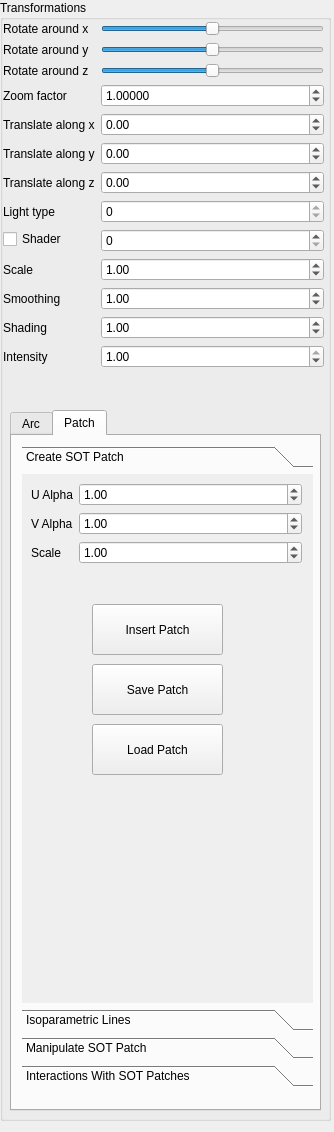
Moenish/II_II-CAGD, file Labor/GUI/SideWidget.ui: the form before one commit.
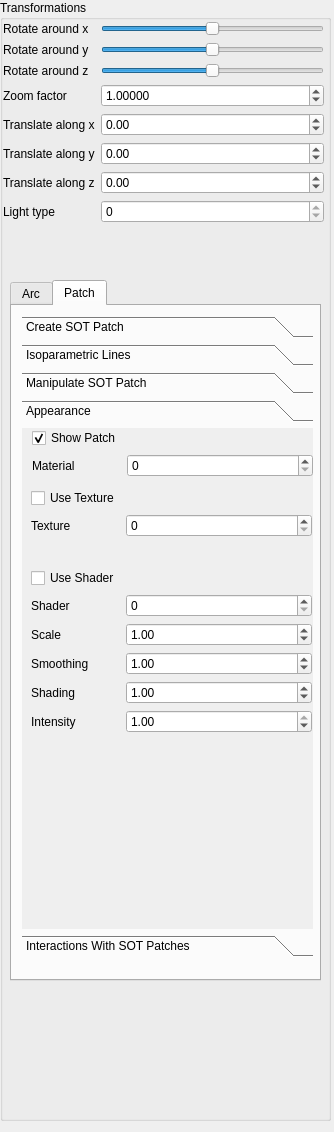
The form after the commit. The open tabs and pages were chosen to show the change.

Diff of the .ui file:
```diff
--- a/Labor/GUI/SideWidget.ui
+++ b/Labor/GUI/SideWidget.ui
@@ -43,7 +43,7 @@
       <x>3</x>
       <y>21</y>
       <width>321</width>
-      <height>436</height>
+      <height>251</height>
      </rect>
     </property>
     <layout class="QFormLayout" name="formLayout">
@@ -217,98 +217,6 @@
        </property>
       </widget>
      </item>
-     <item row="8" column="0">
-      <widget class="QCheckBox" name="doShader">
-       <property name="text">
-        <string>Shader</string>
-       </property>
-      </widget>
-     </item>
-     <item row="8" column="1">
-      <widget class="QSpinBox" name="shaderSelector">
-       <property name="maximum">
-        <number>3</number>
-       </property>
-      </widget>
-     </item>
-     <item row="9" column="1">
-      <widget class="QDoubleSpinBox" name="shader_scale">
-       <property name="singleStep">
-        <double>0.010000000000000</double>
-       </property>
-       <property name="value">
-        <double>1.000000000000000</double>
-       </property>
-      </widget>
-     </item>
-     <item row="10" column="1">
-      <widget class="QDoubleSpinBox" name="shader_smoothing">
-       <property name="singleStep">
-        <double>0.010000000000000</double>
-       </property>
-       <property name="value">
-        <double>1.000000000000000</double>
-       </property>
-      </widget>
-     </item>
-     <item row="11" column="1">
-      <widget class="QDoubleSpinBox" name="shader_shading">
-       <property name="singleStep">
-        <double>0.010000000000000</double>
-       </property>
-       <property name="value">
-        <double>1.000000000000000</double>
-       </property>
-      </widget>
-     </item>
-     <item row="9" column="0">
-      <widget class="QLabel" name="shader_label_8">
-       <property name="text">
-        <string>Scale</string>
-       </property>
-      </widget>
-     </item>
-     <item row="10" column="0">
-      <widget class="QLabel" name="shader_label_9">
-       <property name="text">
-        <string>Smoothing</string>
-       </property>
-      </widget>
-     </item>
-     <item row="11" column="0">
-      <widget class="QLabel" name="shader_label_10">
-       <property name="text">
-        <string>Shading</string>
-       </property>
-      </widget>
-     </item>
-     <item row="12" column="1">
-      <widget class="QDoubleSpinBox" name="shader_intensity">
-       <property name="maximum">
-        <double>1.000000000000000</double>
-       </property>
-       <property name="singleStep">
-        <double>0.010000000000000</double>
-       </property>
-       <property name="value">
-        <double>1.000000000000000</double>
-       </property>
-      </widget>
-     </item>
-     <item row="12" column="0">
-      <widget class="QLabel" name="shader_label_11">
-       <property name="text">
-        <string>Intensity</string>
-       </property>
-      </widget>
-     </item>
-     <item row="7" column="1">
-      <widget class="QSpinBox" name="light_spin_box">
-       <property name="maximum">
-        <number>0</number>
-       </property>
-      </widget>
-     </item>
      <item row="7" column="0">
       <widget class="QLabel" name="label_8">
        <property name="text">
@@ -316,13 +224,20 @@
        </property>
       </widget>
      </item>
+     <item row="7" column="1">
+      <widget class="QSpinBox" name="light_spin_box">
+       <property name="maximum">
+        <number>0</number>
+       </property>
+      </widget>
+     </item>
     </layout>
    </widget>
    <widget class="QTabWidget" name="page_tabs">
     <property name="geometry">
      <rect>
       <x>10</x>
-      <y>410</y>
+      <y>280</y>
       <width>311</width>
       <height>701</height>
      </rect>
@@ -352,7 +267,7 @@
          <x>0</x>
          <y>0</y>
          <width>291</width>
-         <height>476</height>
+         <height>491</height>
         </rect>
        </property>
        <attribute name="label">
@@ -462,7 +377,7 @@
          <x>0</x>
          <y>0</y>
          <width>291</width>
-         <height>476</height>
+         <height>491</height>
         </rect>
        </property>
        <attribute name="label">
@@ -703,7 +618,7 @@
          <x>0</x>
          <y>0</y>
          <width>291</width>
-         <height>476</height>
+         <height>491</height>
         </rect>
        </property>
        <attribute name="label">
@@ -773,7 +688,7 @@
          <x>0</x>
          <y>0</y>
          <width>291</width>
-         <height>501</height>
+         <height>491</height>
         </rect>
        </property>
        <attribute name="label">
@@ -1054,8 +969,8 @@
         <rect>
          <x>0</x>
          <y>0</y>
-         <width>100</width>
-         <height>30</height>
+         <width>291</width>
+         <height>491</height>
         </rect>
        </property>
        <attribute name="label">
@@ -1065,7 +980,7 @@
         <property name="geometry">
          <rect>
           <x>70</x>
-          <y>450</y>
+          <y>290</y>
           <width>131</width>
           <height>51</height>
          </rect>
@@ -1078,20 +993,13 @@
         <property name="geometry">
          <rect>
           <x>10</x>
-          <y>120</y>
+          <y>90</y>
           <width>271</width>
-          <height>323</height>
+          <height>191</height>
          </rect>
         </property>
         <layout class="QFormLayout" name="patchManipulationFormLayout_Positions">
-         <item row="1" column="0">
-          <widget class="QLabel" name="patchManipulateLabel_X">
-           <property name="text">
-            <string>X</string>
-           </property>
-          </widget>
-         </item>
-         <item row="1" column="1">
+         <item row="0" column="1">
           <widget class="QDoubleSpinBox" name="patchManipulateDSpinBox_X">
            <property name="minimum">
             <double>-99.989999999999995</double>
@@ -1101,14 +1009,14 @@
            </property>
           </widget>
          </item>
-         <item row="2" column="0">
-          <widget class="QLabel" name="patchManipulateLabel_Y">
+         <item row="0" column="0">
+          <widget class="QLabel" name="patchManipulateLabel_X">
            <property name="text">
-            <string>Y</string>
+            <string>X</string>
            </property>
           </widget>
          </item>
-         <item row="2" column="1">
+         <item row="1" column="1">
           <widget class="QDoubleSpinBox" name="patchManipulateDSpinBox_Y">
            <property name="minimum">
             <double>-99.989999999999995</double>
@@ -1118,14 +1026,7 @@
            </property>
           </widget>
          </item>
-         <item row="3" column="0">
-          <widget class="QLabel" name="patchManipulateLabel_Z">
-           <property name="text">
-            <string>Z</string>
-           </property>
-          </widget>
-         </item>
-         <item row="3" column="1">
+         <item row="2" column="1">
           <widget class="QDoubleSpinBox" name="patchManipulateDSpinBox_Z">
            <property name="minimum">
             <double>-99.989999999999995</double>
@@ -1135,14 +1036,28 @@
            </property>
           </widget>
          </item>
-         <item row="4" column="0">
+         <item row="1" column="0">
+          <widget class="QLabel" name="patchManipulateLabel_Y">
+           <property name="text">
+            <string>Y</string>
+           </property>
+          </widget>
+         </item>
+         <item row="2" column="0">
+          <widget class="QLabel" name="patchManipulateLabel_Z">
+           <property name="text">
+            <string>Z</string>
+           </property>
+          </widget>
+         </item>
+         <item row="3" column="0">
           <widget class="QLabel" name="patchManipulateLabel_TranlsateX">
            <property name="text">
             <string>Translate along x</string>
            </property>
           </widget>
          </item>
-         <item row="4" column="1">
+         <item row="3" column="1">
           <widget class="QDoubleSpinBox" name="patchManipulateDSpinBox_TranslateX">
            <property name="minimum">
             <double>-100.000000000000000</double>
@@ -1155,14 +1070,14 @@
            </property>
           </widget>
          </item>
-         <item row="5" column="0">
+         <item row="4" column="0">
           <widget class="QLabel" name="patchManipulateLabel_TranslateY">
            <property name="text">
             <string>Translate along y</string>
            </property>
           </widget>
          </item>
-         <item row="5" column="1">
+         <item row="4" column="1">
           <widget class="QDoubleSpinBox" name="patchManipulateDSpinBox_TranslateY">
            <property name="minimum">
             <double>-100.000000000000000</double>
@@ -1178,14 +1093,14 @@
            </property>
           </widget>
          </item>
-         <item row="6" column="0">
+         <item row="5" column="0">
           <widget class="QLabel" name="patchManipulateLabel_TranslateZ">
            <property name="text">
             <string>Translate along z</string>
            </property>
           </widget>
          </item>
-         <item row="6" column="1">
+         <item row="5" column="1">
           <widget class="QDoubleSpinBox" name="patchManipulateDSpinBox_TranslateZ">
            <property name="minimum">
             <double>-100.000000000000000</double>
@@ -1201,48 +1116,13 @@
            </property>
           </widget>
          </item>
-         <item row="7" column="1">
-          <widget class="QSpinBox" name="patchManipulateISpinBox_Material">
-           <property name="maximum">
-            <number>5</number>
-           </property>
-          </widget>
-         </item>
-         <item row="7" column="0">
-          <widget class="QLabel" name="patchManipulateLabel_Material">
-           <property name="text">
-            <string>Material</string>
-           </property>
-          </widget>
-         </item>
-         <item row="8" column="1">
-          <widget class="QSpinBox" name="patchManipulateISpinBox_Texture">
-           <property name="maximum">
-            <number>13</number>
-           </property>
-          </widget>
-         </item>
-         <item row="8" column="0">
-          <widget class="QLabel" name="patchManipulateLabel_Texture">
-           <property name="text">
-            <string>Texture</string>
-           </property>
-          </widget>
-         </item>
-         <item row="9" column="0">
-          <widget class="QCheckBox" name="patchManipulateCheckBox_DoTexture">
-           <property name="text">
-            <string>Use Texture</string>
-           </property>
-          </widget>
-         </item>
         </layout>
        </widget>
        <widget class="QWidget" name="formLayoutWidget_18">
         <property name="geometry">
          <rect>
           <x>9</x>
-          <y>30</y>
+          <y>0</y>
           <width>271</width>
           <height>41</height>
          </rect>
@@ -1274,7 +1154,7 @@
         <property name="geometry">
          <rect>
           <x>9</x>
-          <y>70</y>
+          <y>40</y>
           <width>121</width>
           <height>51</height>
          </rect>
@@ -1306,7 +1186,7 @@
         <property name="geometry">
          <rect>
           <x>140</x>
-          <y>70</y>
+          <y>40</y>
           <width>141</width>
           <height>51</height>
          </rect>
@@ -1337,34 +1217,197 @@
          </item>
         </layout>
        </widget>
-       <widget class="QWidget" name="formLayoutWidget_21">
-        <property name="geometry">
-         <rect>
-          <x>10</x>
-          <y>0</y>
-          <width>271</width>
-          <height>31</height>
-         </rect>
-        </property>
-        <layout class="QFormLayout" name="patchManipulationFormLayout_CheckBoxes_2">
-         <item row="0" column="0">
-          <widget class="QCheckBox" name="patchManipulationCheckBox_Patch">
-           <property name="text">
-            <string>Show Patch</string>
-           </property>
-           <property name="checked">
-            <bool>true</bool>
-           </property>
-          </widget>
-         </item>
-        </layout>
-       </widget>
        <zorder>formLayoutWidget_14</zorder>
        <zorder>patchDeleteButton</zorder>
        <zorder>formLayoutWidget_18</zorder>
        <zorder>formLayoutWidget_19</zorder>
        <zorder>formLayoutWidget_20</zorder>
-       <zorder>formLayoutWidget_21</zorder>
+      </widget>
+      <widget class="QWidget" name="patchAppearance">
+       <property name="geometry">
+        <rect>
+         <x>0</x>
+         <y>0</y>
+         <width>291</width>
+         <height>491</height>
+        </rect>
+       </property>
+       <attribute name="label">
+        <string>Appearance</string>
+       </attribute>
+       <widget class="QWidget" name="formLayoutWidget_2">
+        <property name="geometry">
+         <rect>
+          <x>9</x>
+          <y>60</y>
+          <width>281</width>
+          <height>73</height>
+         </rect>
+        </property>
+        <layout class="QFormLayout" name="patchTextureFormLayout">
+         <item row="0" column="0">
+          <widget class="QCheckBox" name="patchAppearanceCheckBox_DoTexture">
+           <property name="text">
+            <string>Use Texture</string>
+           </property>
+          </widget>
+         </item>
+         <item row="1" column="1">
+          <widget class="QSpinBox" name="patchAppearanceISpinBox_Texture">
+           <property name="maximum">
+            <number>13</number>
+           </property>
+          </widget>
+         </item>
+         <item row="1" column="0">
+          <widget class="QLabel" name="patchAppearanceLabel_Texture">
+           <property name="text">
+            <string>Texture</string>
+           </property>
+          </widget>
+         </item>
+        </layout>
+       </widget>
+       <widget class="QWidget" name="formLayoutWidget_3">
+        <property name="geometry">
+         <rect>
+          <x>9</x>
+          <y>140</y>
+          <width>281</width>
+          <height>179</height>
+         </rect>
+        </property>
+        <layout class="QFormLayout" name="patchShaderFormLayout">
+         <item row="0" column="0">
+          <widget class="QCheckBox" name="doShader">
+           <property name="text">
+            <string>Use Shader</string>
+           </property>
+          </widget>
+         </item>
+         <item row="1" column="0">
+          <widget class="QLabel" name="shader_label">
+           <property name="text">
+            <string>Shader</string>
+           </property>
+          </widget>
+         </item>
+         <item row="1" column="1">
+          <widget class="QSpinBox" name="shaderSelector">
+           <property name="maximum">
+            <number>3</number>
+           </property>
+          </widget>
+         </item>
+         <item row="3" column="1">
+          <widget class="QDoubleSpinBox" name="shader_smoothing">
+           <property name="singleStep">
+            <double>0.010000000000000</double>
+           </property>
+           <property name="value">
+            <double>1.000000000000000</double>
+           </property>
+          </widget>
+         </item>
+         <item row="3" column="0">
+          <widget class="QLabel" name="shader_label_9">
+           <property name="text">
+            <string>Smoothing</string>
+           </property>
+          </widget>
+         </item>
+         <item row="4" column="0">
+          <widget class="QLabel" name="shader_label_10">
+           <property name="text">
+            <string>Shading</string>
+           </property>
+          </widget>
+         </item>
+         <item row="4" column="1">
+          <widget class="QDoubleSpinBox" name="shader_shading">
+           <property name="singleStep">
+            <double>0.010000000000000</double>
+           </property>
+           <property name="value">
+            <double>1.000000000000000</double>
+           </property>
+          </widget>
+         </item>
+         <item row="5" column="0">
+          <widget class="QLabel" name="shader_label_11">
+           <property name="text">
+            <string>Intensity</string>
+           </property>
+          </widget>
+         </item>
+         <item row="5" column="1">
+          <widget class="QDoubleSpinBox" name="shader_intensity">
+           <property name="maximum">
+            <double>1.000000000000000</double>
+           </property>
+           <property name="singleStep">
+            <double>0.010000000000000</double>
+           </property>
+           <property name="value">
+            <double>1.000000000000000</double>
+           </property>
+          </widget>
+         </item>
+         <item row="2" column="0">
+          <widget class="QLabel" name="shader_label_8">
+           <property name="text">
+            <string>Scale</string>
+           </property>
+          </widget>
+         </item>
+         <item row="2" column="1">
+          <widget class="QDoubleSpinBox" name="shader_scale">
+           <property name="singleStep">
+            <double>0.010000000000000</double>
+           </property>
+           <property name="value">
+            <double>1.000000000000000</double>
+           </property>
+          </widget>
+         </item>
+        </layout>
+       </widget>
+       <widget class="QWidget" name="formLayoutWidget_5">
+        <property name="geometry">
+         <rect>
+          <x>10</x>
+          <y>0</y>
+          <width>281</width>
+          <height>55</height>
+         </rect>
+        </property>
+        <layout class="QFormLayout" name="patchShowPatchLayout">
+         <item row="0" column="0">
+          <widget class="QCheckBox" name="patchAppearanceCheckBox_Patch">
+           <property name="text">
+            <string>Show Patch</string>
+           </property>
+           <property name="checked">
+            <bool>true</bool>
+           </property>
+          </widget>
+         </item>
+         <item row="1" column="0">
+          <widget class="QLabel" name="patchAppearanceLabel_Material">
+           <property name="text">
+            <string>Material</string>
+           </property>
+          </widget>
+         </item>
+         <item row="1" column="1">
+          <widget class="QSpinBox" name="patchAppearanceISpinBox_Material">
+           <property name="maximum">
+            <number>5</number>
+           </property>
+          </widget>
+         </item>
+        </layout>
+       </widget>
       </widget>
       <widget class="QWidget" name="patchInteraction">
        <property name="geometry">
```
